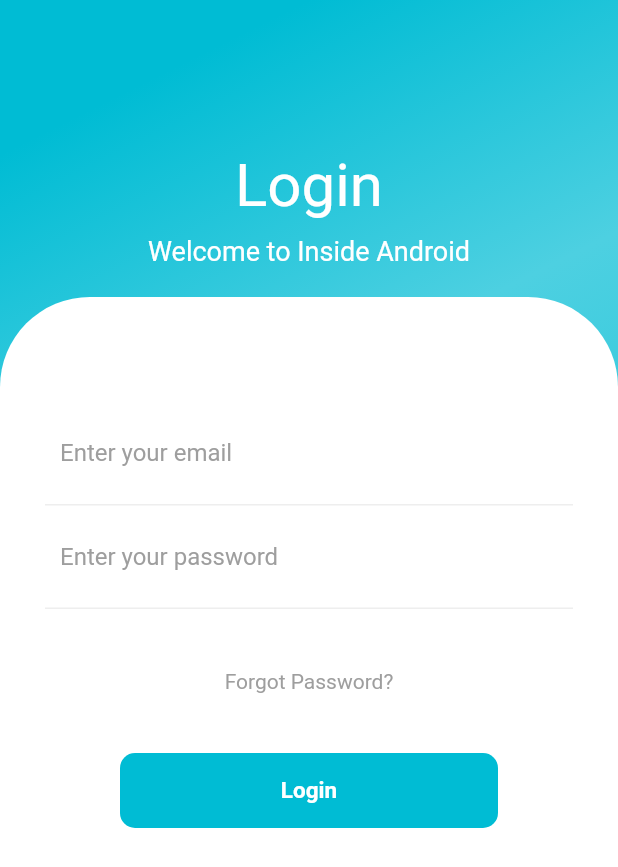
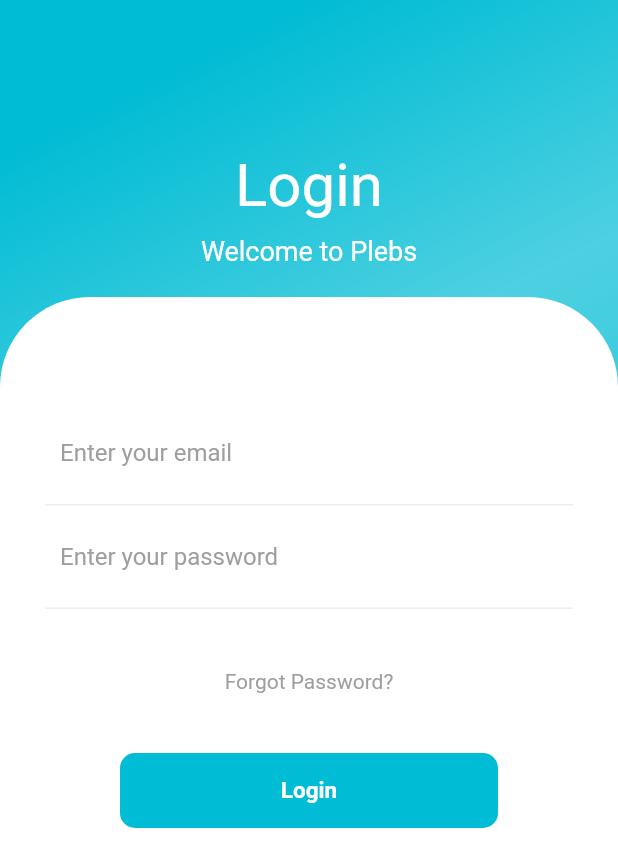
Before and after one commit to Dinithimalsha/Flutter-Login-Page, a Flutter app: the screen it shows after launch, on a phone screen of 412 x 824 dp. Shown: the top 867 px of the screen. Run offline on Flutter 3.47's test engine with Material 2 defaults, Android fonts, the phone set to English and light mode, and no system bars.

Commit message:
Changed the names again

```diff
--- a/lib/Header.dart
+++ b/lib/Header.dart
@@ -13,7 +13,7 @@ class Header extends StatelessWidget{
           ),
           SizedBox(height: 10,),
           Center(
-            child: Text("Welcome to Inside Android", style: TextStyle(color: Colors.white, fontSize: 18),),
+            child: Text("Welcome to Plebs", style: TextStyle(color: Colors.white, fontSize: 18),),
           )
         ],
       ),
```
